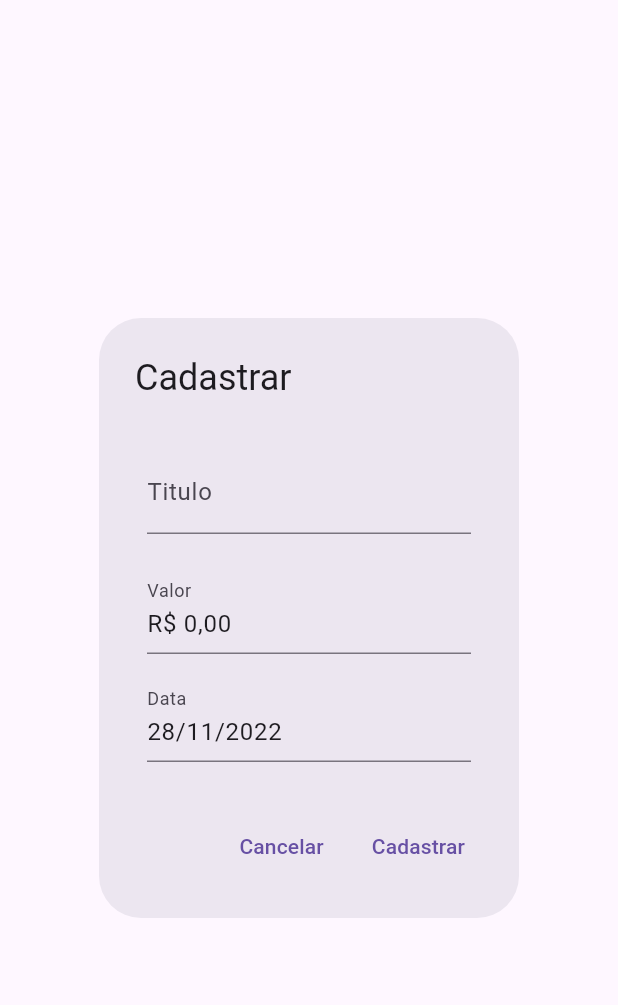
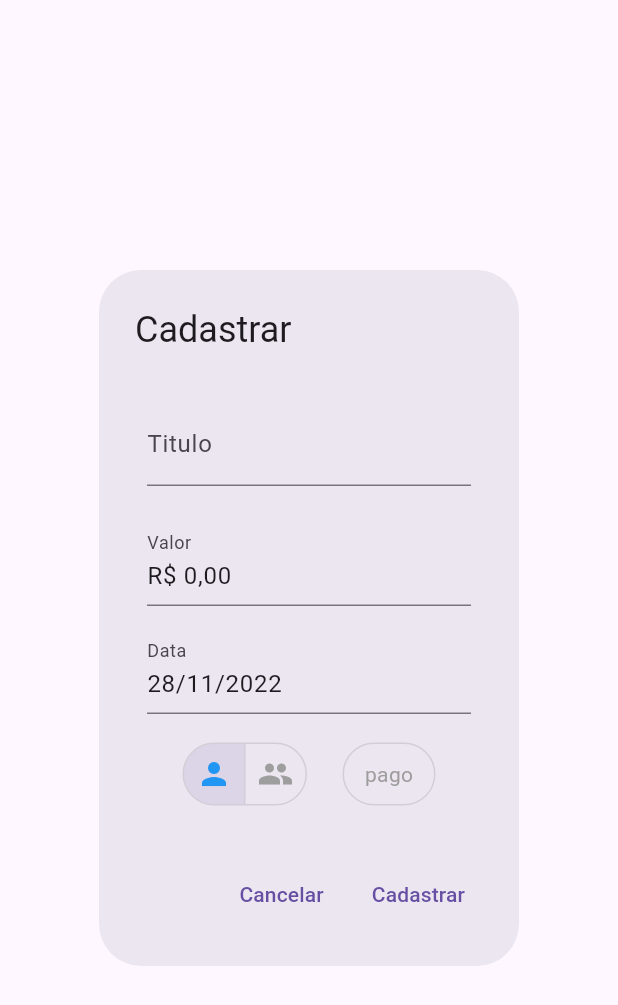
Before and after one commit to JonatasMA/dindin-juntin, a Flutter app: the CustomAlert widget shown alone on an empty page, opened directly, on a phone screen of 412 x 824 dp. Shown: the top 1005 px of the screen. Run offline on Flutter 3.47's test engine with Material 2 defaults, Android fonts, the phone set to English and light mode, and no system bars; our stand-ins replace cached_network_image, currency_text_input_formatter, firebase_auth, firebase_core, firebase_database, firebase_storage and 1 more; accounts and stored records are empty; generated files the repository leaves out were written again; network calls fail.

```diff
--- a/lib/models/bill.dart
+++ b/lib/models/bill.dart
@@ -7,7 +7,15 @@ class Bills {
   DateTime? date;
   bool? paid;
 
-  Bills(this.value, this.title, this.billType, this.date, this.biller, this.billerPhoto);
+  Bills({
+    this.value,
+    this.title,
+    this.billType,
+    this.date,
+    this.biller,
+    this.billerPhoto,
+    this.paid = false,
+  });
 
   Bills.fromJson(Map<String, dynamic> json) {
     value = json['value'];
@@ -15,6 +23,7 @@ class Bills {
     billType = json['billType'];
     biller = json['biller'];
     billerPhoto = json['billerPhoto'];
+    paid = json['paid'];
     date = DateTime.tryParse(json['date']);
   }
 
@@ -23,6 +32,7 @@ class Bills {
     title = bill.child('title').value;
     billType = bill.child('billType').value;
     biller = bill.child('biller').value;
+    paid = bill.child('paid').value;
     billerPhoto = bill.child('billerPhoto').value;
     String dateAux = bill.child('date').value;
     date = DateTime.tryParse(dateAux);
@@ -34,6 +44,7 @@ class Bills {
     data['title'] = title;
     data['billType'] = billType;
     data['biller'] = biller;
+    data['paid'] = paid;
     data['billerPhoto'] = billerPhoto;
     data['date'] = date.toString();
     return data;
--- /dev/null
+++ b/lib/variables.dart
@@ -0,0 +1,8 @@
+import 'package:dindin_juntin/models/bill.dart';
+import 'package:dindin_juntin/models/saved_user.dart';
+
+class Variables {
+  static dynamic userLogged;
+  static SavedUser savedUser = SavedUser();
+  static List<dynamic> bills = [];
+}
--- a/lib/views/home_page.dart
+++ b/lib/views/home_page.dart
@@ -1,6 +1,4 @@
-import 'package:dindin_juntin/main.dart';
-import 'package:dindin_juntin/models/saved_user.dart';
-import 'package:firebase_auth/firebase_auth.dart';
+import 'package:dindin_juntin/variables.dart';
 import 'package:dindin_juntin/models/bill.dart';
 import 'package:dindin_juntin/widgets/custom_alert.dart';
 import 'package:firebase_database/firebase_database.dart';
@@ -9,9 +7,6 @@ import 'package:dindin_juntin/widgets/card_list.dart';
 
 import '../widgets/bottom_app_bar.dart';
 import '../widgets/custom_drawer.dart';
-
-List<dynamic> billsList = [];
-SavedUser? _user;
 
 class HomePage extends StatefulWidget {
   const HomePage({super.key});
@@ -34,14 +29,13 @@ class _HomePageState extends State<HomePage> {
       foregroundColor: Theme.of(context).colorScheme.onPrimary,
     );
     final FirebaseDatabase fbd = FirebaseDatabase.instance;
-
-
+    bool billsLoading = false;
     dynamic filterBill(bills) {
       var filteredBills = [];
 
       for (var i = 0; i < bills.length; i++) {
         var bill = bills[i];
-        if (bills[i].biller != userLogged?.uid) {
+        if (bills[i].biller != Variables.userLogged.uid) {
           switch (bill.billType) {
             case 1:
               bill.billType = 2;
@@ -60,15 +54,10 @@ class _HomePageState extends State<HomePage> {
       return filteredBills;
     }
 
-    FirebaseAuth.instance.authStateChanges().listen((user) async {
-      if (user != null) {
     fbd.ref('Users').onValue.listen((DatabaseEvent event) {
-          print(user.uid);
-          if (event != null) {
       var teste = event.snapshot;
-            _user = SavedUser.fromFirebase(teste.child(user.uid));
       fbd
-                .ref(_user?.local)
+          .ref(Variables.savedUser.local)
           .child('bills')
           .onValue
           .listen((DatabaseEvent event) {
@@ -80,14 +69,11 @@ class _HomePageState extends State<HomePage> {
         }
 
         setState(() {
-                billsList = bills;
-                _filteredBills = filterBill(billsList);
-                futureWidget = CardList(_filteredBills);
+          Variables.bills = bills;
+          _filteredBills = filterBill(Variables.bills);
+          billsLoading = true;
         });
       });
-          }
-        });
-      }
     });
 
     return Scaffold(
@@ -105,13 +91,17 @@ class _HomePageState extends State<HomePage> {
         ],
       ),
       drawer: const CustomDrawer(),
-      body: Center(child: futureWidget),
+      body: Center(
+        child: billsLoading
+            ? const CircularProgressIndicator()
+            : CardList(_filteredBills),
+      ),
       floatingActionButton: FloatingActionButton(
         onPressed: () => showDialog<String>(
           context: context,
           builder: (BuildContext context) => CustomAlert(
-            bills: billsList,
-            user: _user,
+            bills: Variables.bills,
+            user: Variables.savedUser,
           ),
         ),
         tooltip: 'Increment',
--- a/lib/views/login.dart
+++ b/lib/views/login.dart
@@ -1,6 +1,6 @@
+import 'package:dindin_juntin/variables.dart';
 import 'package:flutter/material.dart';
 import 'package:firebase_auth/firebase_auth.dart';
-import 'package:dindin_juntin/main.dart';
 
 class Login extends StatefulWidget {
   const Login({super.key});
@@ -97,7 +97,7 @@ class _LoginState extends State<Login> {
                                 .authStateChanges()
                                 .listen((event) {
                               if (event != null) {
-                                userLogged = event;
+                                Variables.userLogged = event;
                               }
                             });
                           }
--- a/lib/widgets/card_list.dart
+++ b/lib/widgets/card_list.dart
@@ -11,7 +11,7 @@ class CardList extends StatelessWidget {
     for (var i = 0; i < list.length; i++) {
       String date = '${list[i].date.day}/${list[i].date.month}/${list[i].date.year}';
       cards.add(
-        ItenCard(list[i].title, list[i].value, list[i].billType, date, list[i].biller, list[i].billerPhoto, i)
+        ItenCard(list[i], i)
       );
     }
 
--- a/lib/widgets/custom_alert.dart
+++ b/lib/widgets/custom_alert.dart
@@ -1,6 +1,7 @@
 import 'package:dindin_juntin/models/bill.dart';
 import 'package:dindin_juntin/models/saved_user.dart';
-import 'package:dindin_juntin/views/home_page.dart';
+import 'package:dindin_juntin/variables.dart';
+import 'package:flutter/foundation.dart';
 import 'package:flutter/material.dart';
 import 'package:firebase_database/firebase_database.dart';
 import 'package:currency_text_input_formatter/currency_text_input_formatter.dart';
@@ -16,43 +17,75 @@ class CustomAlert extends StatefulWidget {
 }
 
 class _CustomAlertState extends State<CustomAlert> {
+  int _index = -1;
   var title = '';
   num value = 0;
+  List<bool> type = [true, false];
+  List<bool> isPaid = [false];
 
   DateTime date = DateTime.now();
   TextEditingController txt = TextEditingController();
 
+  int getType() {
+    if (listEquals(type, [true, false])) {
+      return 2;
+    }
+    return 3;
+  }
+
+  List<bool> setType(int billType) {
+    switch (billType) {
+      case 2:
+        return [true, false];
+      case 3:
+        return [false, true];
+    }
+
+    return type;
+  }
+
   void saveBill() {
-    DatabaseReference testRef =
-        FirebaseDatabase.instance.ref(widget.user?.local);
-    Bills bill =
-        Bills(value, title, 2, date, widget.user?.uid, widget.user?.photoURL);
+    DatabaseReference billsRef =
+        FirebaseDatabase.instance.ref(Variables.savedUser.local);
+    Bills bill = Bills(
+      value: value,
+      title: title,
+      billType: getType(),
+      date: date,
+      biller: Variables.savedUser.uid,
+      billerPhoto: Variables.savedUser.photoURL,
+      paid: isPaid[0]
+    );
+
     if (widget.index > -1) {
-      widget.bills[widget.index] = bill;
+      Variables.bills[widget.index] = bill;
     } else {
-      widget.bills.add(bill);
+      Variables.bills.add(bill);
     }
+
     List jsonBills = [];
-    widget.bills.forEach((value) => {jsonBills.add(value.toJson())});
-    testRef.child('bills').set(jsonBills);
+    Variables.bills.forEach((value) => {jsonBills.add(value.toJson())});
+    billsRef.child('bills').set(jsonBills);
     ScaffoldMessenger.of(context).showSnackBar(
       const SnackBar(
-          content: Text('Processing Data'),
+          content: Text('Dados salvos'),
           backgroundColor: Colors.greenAccent),
     );
   }
 
   @override
   Widget build(BuildContext context) {
-    txt.text = '${date.day}/${date.month}/${date.year}';
-    var type;
-    if (widget.index > -1) {
+    if (widget.index > -1 && _index == -1) {
+      _index = widget.index;
       var bill = widget.bills[widget.index];
       title = bill.title;
       value = bill.value;
       txt.text = bill.getFormattedDate();
       date = bill.date;
+      type = setType(bill.billType);
+      isPaid = [bill.paid];
     }
+    txt.text = '${date.day}/${date.month}/${date.year}';
 
     final CurrencyTextInputFormatter formatter = CurrencyTextInputFormatter(
         locale: 'pt-br',
@@ -113,30 +146,58 @@ class _CustomAlertState extends State<CustomAlert> {
               ),
             ),
           ),
-          // Padding(
-          //   padding: const EdgeInsets.symmetric(horizontal: 8, vertical: 8),
-          //   child: Row(
-          //     mainAxisAlignment: MainAxisAlignment.start,
-          //     children: [
-          //       // ListTile(
-          //       //   title: const Text('Individual'),
-          //       //   leading: Radio(
-          //       //     value: 1,
-          //       //     groupValue: type,
-          //       //     onChanged: (a) {},
-          //       //   ),
-          //       // ),
-          //       // ListTile(
-          //       //   title: const Text('Grupo'),
-          //       //   leading: Radio(
-          //       //     value: 2,
-          //       //     groupValue: type,
-          //       //     onChanged: (a) {},
-          //       //   ),
-          //       // )
-          //     ],
-          //   ),
-          // ),
+          Padding(
+            padding: const EdgeInsets.symmetric(horizontal: 8, vertical: 8),
+            child: Row(
+              mainAxisAlignment: MainAxisAlignment.center,
+              crossAxisAlignment: CrossAxisAlignment.center,
+              children: [
+                const Spacer(),
+                ToggleButtons(
+                  isSelected: type,
+                  onPressed: (index) {
+                    setState(() {
+                      type = [false, false];
+                      type[index] = !type[index];
+                    });
+                  },
+                  constraints: const BoxConstraints(
+                    minHeight: 40.0,
+                    minWidth: 40.0,
+                  ),
+                  color: Colors.grey,
+                  selectedColor: Colors.blue,
+                  borderRadius: BorderRadius.circular(30),
+                  children: const [
+                    Icon(Icons.person),
+                    Icon(Icons.people),
+                  ],
+                ),
+                const Spacer(),
+                ToggleButtons(
+                  isSelected: isPaid,
+                  onPressed: (index) {
+                    setState(() {
+                      isPaid[index] = !isPaid[index];
+                    });
+                  },
+                  constraints: const BoxConstraints(
+                    minHeight: 40.0,
+                    minWidth: 60.0,
+                  ),
+                  selectedBorderColor: Colors.green[300],
+                  selectedColor: Colors.green[900],
+                  fillColor: Colors.green[100],
+                  color: Colors.grey,
+                  borderRadius: BorderRadius.circular(30),
+                  children: const [
+                    Text('pago'),
+                  ],
+                ),
+                const Spacer(),
+              ],
+            ),
+          ),
         ],
       ),
       actions: <Widget>[
```
Also changed, not shown: lib/main.dart (+13 -4 lines), lib/views/sign_up.dart (+42 -28 lines), lib/widgets/custom_drawer.dart (+25 -5 lines), lib/widgets/iten_card.dart (+10 -19 lines). Lines whose indentation alone changed are shown as unchanged.
